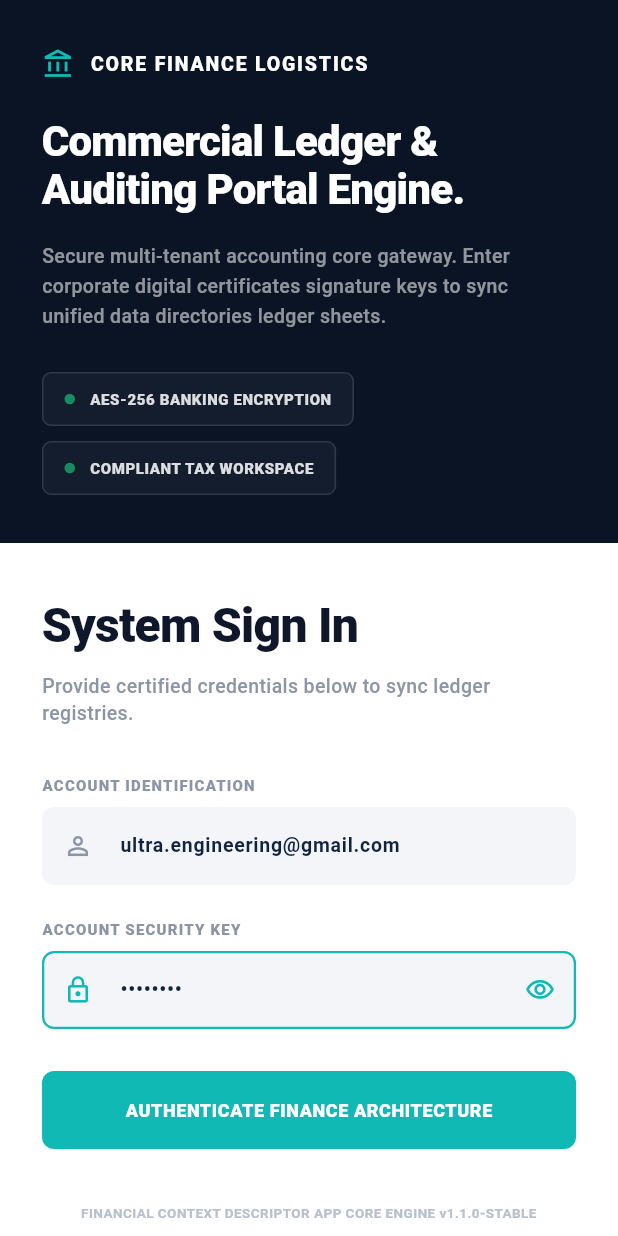
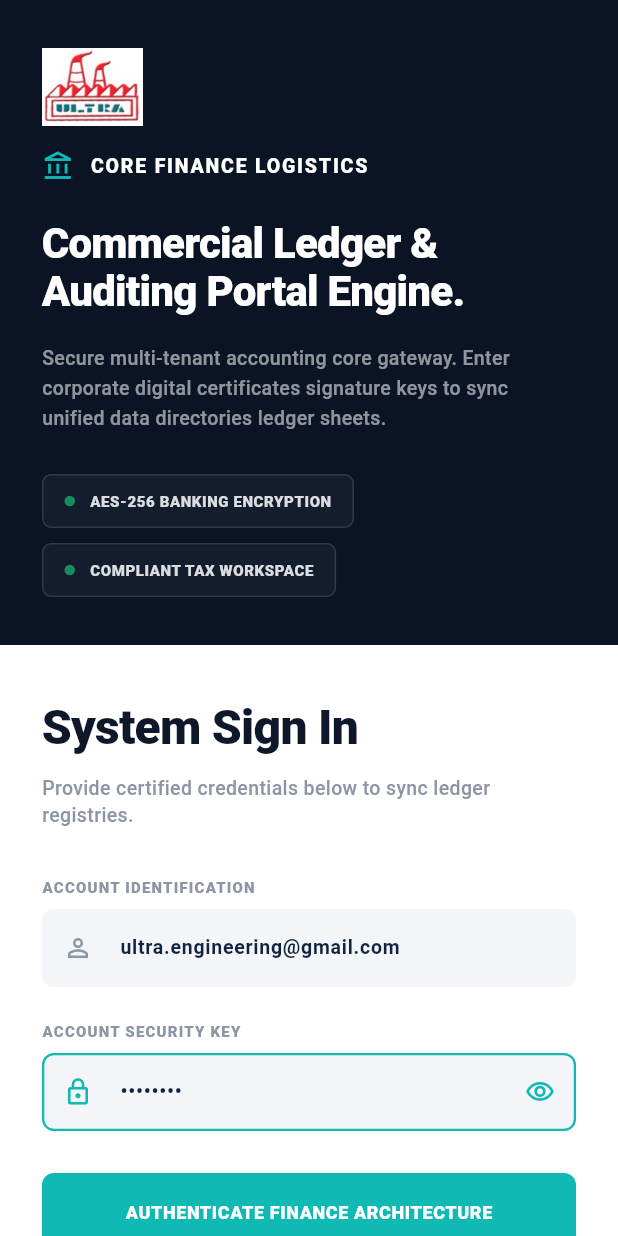
Before and after one commit to Vigneshwari116/ultra_enterprise, a Flutter app: the screen it shows after launch, on a phone screen of 412 x 824 dp. Run offline on Flutter 3.47's test engine with Material 3 defaults, Android fonts, the phone set to English and light mode, and no system bars; our stand-ins replace file_picker, pdf, printing, sqflite, sqflite_common_ffi; accounts and stored records are empty; Roboto replaces fonts that are missing (Arial); key blocks and very long unbroken strings in the code were emptied for the run.

Commit message:
Set Ultra logo as app icon and display name Ultra Engineering Works
Generate Android adaptive launcher icons and splash, iOS AppIcon and
launch images, and web PWA icons from the embedded letterhead logo.
Show logo on login; register asset in pubspec with flutter_launcher_icons config.

Co-authored-by: vigni2104 <vigni2104@gmail.com>

```diff
--- a/lib/main.dart
+++ b/lib/main.dart
@@ -29,7 +29,7 @@ class UltraApp extends StatelessWidget {
   @override
   Widget build(BuildContext context) {
     return MaterialApp(
-      title: 'Ultra Enterprise',
+      title: 'Ultra Engineering Works',
       debugShowCheckedModeBanner: false,
       theme: ThemeData(
         useMaterial3: true,
--- a/lib/screens/login_screen.dart
+++ b/lib/screens/login_screen.dart
@@ -75,6 +75,13 @@ class _LoginScreenState extends State<LoginScreen> {
         crossAxisAlignment: CrossAxisAlignment.start,
         mainAxisAlignment: compact ? MainAxisAlignment.start : MainAxisAlignment.center,
         children: [
+          Image.asset(
+            'assets/images/ultra_logo.png',
+            height: compact ? 52 : 64,
+            fit: BoxFit.contain,
+            alignment: Alignment.centerLeft,
+          ),
+          SizedBox(height: compact ? 16 : 24),
           Row(
             children: const [
               Icon(Icons.account_balance_outlined, color: _signInTeal, size: 22),
```
Also changed, not shown: pubspec.yaml (+15 -0 lines), assets/images/ultra_logo.png (added), 43 other files.
